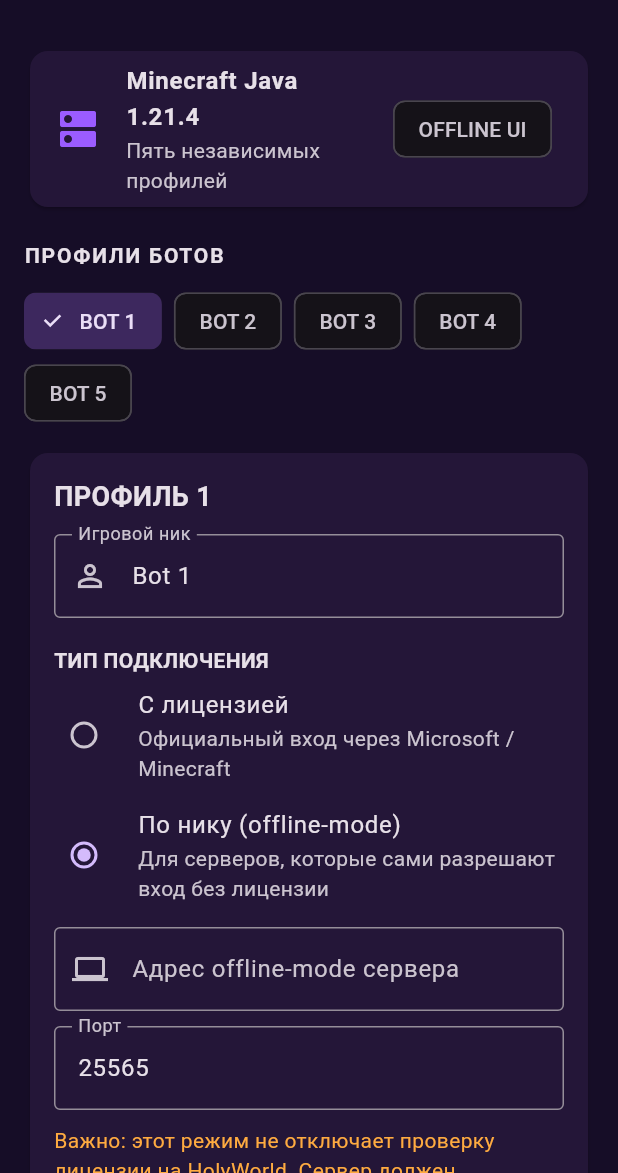
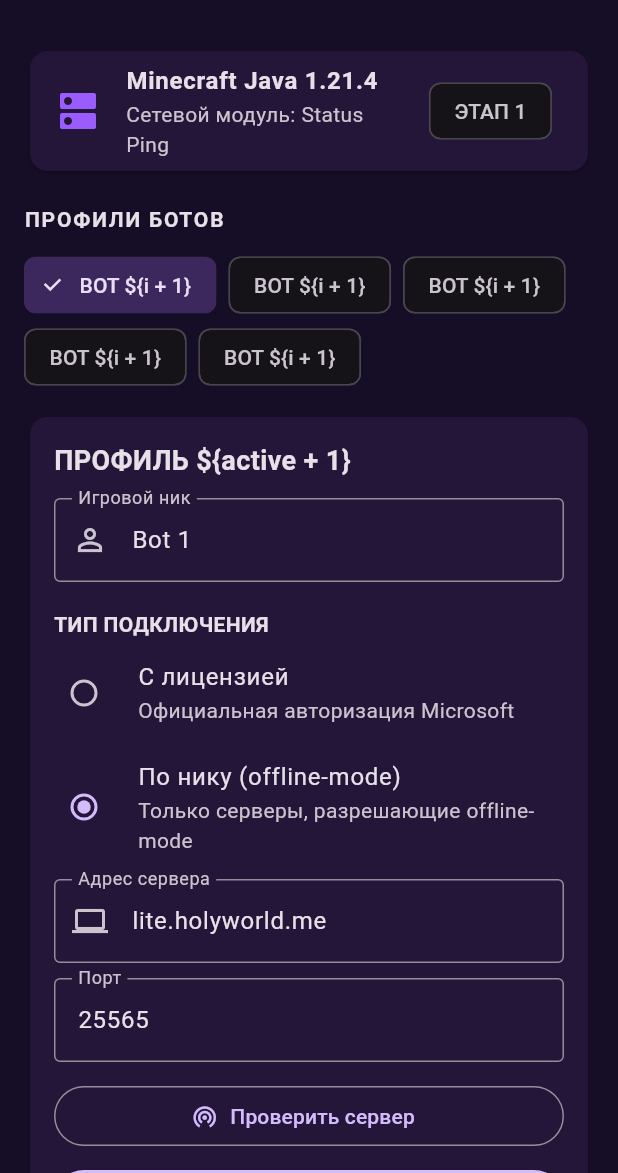
Before and after one commit to cheburk199-web/Masterme4a-bots, a Flutter app: the screen it shows after launch, on a phone screen of 412 x 824 dp, the part 63-1236 px from its top. Run offline on Flutter 3.47's test engine with Material 3 defaults, Android fonts, the phone set to English and light mode, and no system bars.

Commit message:
Add Minecraft Java 1.21.4 server status ping network layer

```diff
--- a/lib/main.dart
+++ b/lib/main.dart
@@ -1,10 +1,13 @@
+import 'dart:async';
+import 'dart:convert';
+import 'dart:io';
 import 'package:flutter/material.dart';
 
 void main() => runApp(const Masterme4aApp());
-
 const purple = Color(0xFF9B5CFF);
 const deepPurple = Color(0xFF160D27);
 const panel = Color(0xFF241638);
+const minecraftProtocol = 769; // Java 1.21.4
 
 enum ConnectionMode { microsoft, nickname }
 
@@ -25,12 +28,110 @@ class Masterme4aApp extends StatelessWidget {
 }
 
 class BotProfile {
-  BotProfile(this.number)
-      : nickname = TextEditingController(text: 'Bot $number');
+  BotProfile(this.number) : nickname = TextEditingController(text: 'Bot $number');
   final int number;
   final TextEditingController nickname;
   bool tapMouse = false;
   bool rightHold = false;
+}
+
+class _VarIntResult {
+  const _VarIntResult(this.value, this.next);
+  final int value;
+  final int next;
+}
+
+List<int> _varInt(int value) {
+  final out = <int>[];
+  var v = value;
+  do {
+    var part = v & 0x7f;
+    v >>>= 7;
+    if (v != 0) part |= 0x80;
+    out.add(part);
+  } while (v != 0);
+  return out;
+}
+
+_VarIntResult? _readVarInt(List<int> bytes, int start) {
+  var result = 0;
+  var shift = 0;
+  var offset = start;
+  while (true) {
+    if (offset >= bytes.length) return null;
+    final part = bytes[offset++];
+    result |= (part & 0x7f) << shift;
+    if ((part & 0x80) == 0) return _VarIntResult(result, offset);
+    shift += 7;
+    if (shift >= 35) throw const FormatException('Invalid VarInt');
+  }
+}
+
+List<int> _packet(List<int> payload) => <int>[..._varInt(payload.length), ...payload];
+List<int> _protocolString(String value) {
+  final bytes = utf8.encode(value);
+  return <int>[..._varInt(bytes.length), ...bytes];
+}
+
+/// Real Minecraft Java Status handshake for protocol 769 (1.21.4).
+/// It checks server status only; it does not authenticate or join a world.
+Future<Map<String, dynamic>> pingMinecraftServer(String host, int port) async {
+  final socket = await Socket.connect(host, port, timeout: const Duration(seconds: 8));
+  final response = Completer<Map<String, dynamic>>();
+  final received = <int>[];
+  late StreamSubscription<List<int>> subscription;
+  subscription = socket.listen(
+    (chunk) {
+      received.addAll(chunk);
+      try {
+        final frame = _readVarInt(received, 0);
+        if (frame == null || received.length < frame.next + frame.value) return;
+        final packetBytes = received.sublist(frame.next, frame.next + frame.value);
+        final packetId = _readVarInt(packetBytes, 0);
+        if (packetId == null || packetId.value != 0) {
+          throw const FormatException('Unexpected status packet');
+        }
+        final stringLength = _readVarInt(packetBytes, packetId.next);
+        if (stringLength == null) return;
+        final start = stringLength.next;
+        final end = start + stringLength.value;
+        if (packetBytes.length < end) return;
+        final decoded = jsonDecode(utf8.decode(packetBytes.sublist(start, end)));
+        if (decoded is! Map<String, dynamic>) {
+          throw const FormatException('Invalid server status JSON');
+        }
+        if (!response.isCompleted) response.complete(decoded);
+      } catch (error, stack) {
+        if (!response.isCompleted) response.completeError(error, stack);
+      }
+    },
+    onError: (Object error, StackTrace stack) {
+      if (!response.isCompleted) response.completeError(error, stack);
+    },
+    onDone: () {
+      if (!response.isCompleted) {
+        response.completeError(const SocketException('Server closed before status response'));
+      }
+    },
+    cancelOnError: true,
+  );
+  try {
+    final handshake = <int>[
+      0x00,
+      ..._varInt(minecraftProtocol),
+      ..._protocolString(host),
+      (port >> 8) & 0xff,
+      port & 0xff,
+      0x01, // next state: status
+    ];
+    socket.add(_packet(handshake));
+    socket.add(_packet(<int>[0x00])); // Status Request
+    await socket.flush();
+    return await response.future.timeout(const Duration(seconds: 8));
+  } finally {
+    await subscription.cancel();
+    socket.destroy();
+  }
 }
 
 class Dashboard extends StatefulWidget {
@@ -41,17 +142,20 @@ class Dashboard extends StatefulWidget {
 
 class _DashboardState extends State<Dashboard> {
   final bots = List.generate(5, (i) => BotProfile(i + 1));
-  final host = TextEditingController();
+  final host = TextEditingController(text: 'lite.holyworld.me');
   final port = TextEditingController(text: '25565');
   int active = 0;
   ConnectionMode mode = ConnectionMode.nickname;
+  bool checking = false;
+  String serverStatus = 'Сервер ещё не проверен';
+  String? serverVersion;
+  int? onlinePlayers;
+  int? maxPlayers;
   BotProfile get current => bots[active];
 
   @override
   void dispose() {
-    for (final bot in bots) {
-      bot.nickname.dispose();
-    }
+    for (final bot in bots) { bot.nickname.dispose(); }
     host.dispose();
     port.dispose();
     super.dispose();
@@ -61,22 +165,52 @@ class _DashboardState extends State<Dashboard> {
     SnackBar(content: Text(message), behavior: SnackBarBehavior.floating),
   );
 
-  void startConnection() {
-    if (mode == ConnectionMode.microsoft) {
-      notice('Официальная Microsoft-авторизация ещё не подключена. Пароль Microsoft здесь не вводи.');
-      return;
-    }
+  Future<void> checkServer() async {
     final address = host.text.trim();
     final p = int.tryParse(port.text.trim());
-    if (current.nickname.text.trim().isEmpty) {
-      notice('Укажи игровой ник.');
-      return;
-    }
     if (address.isEmpty || p == null || p < 1 || p > 65535) {
       notice('Проверь адрес сервера и порт.');
       return;
     }
-    notice('Адрес и ник проверены. Сетевой вход ещё не реализован — бот пока не подключён.');
+    setState(() {
+      checking = true;
+      serverStatus = 'Подключаемся...';
+      serverVersion = null;
+      onlinePlayers = null;
+      maxPlayers = null;
+    });
+    try {
+      final result = await pingMinecraftServer(address, p);
+      final version = result['version'];
+      final players = result['players'];
+      final description = result['description'];
+      String motd = '';
+      if (description is String) {
+        motd = description;
+      } else if (description is Map<String, dynamic>) {
+        motd = description['text']?.toString() ?? '';
+      }
+      if (!mounted) return;
+      setState(() {
+        serverStatus = motd.isEmpty ? 'Сервер ответил на Minecraft Status Ping' : motd;
+        serverVersion = version is Map ? version['name']?.toString() : null;
+        onlinePlayers = players is Map ? players['online'] as int? : null;
+        maxPlayers = players is Map ? players['max'] as int? : null;
+      });
+    } catch (error) {
+      if (!mounted) return;
+      setState(() { serverStatus = 'Не удалось получить ответ: $error'; });
+    } finally {
+      if (mounted) setState(() => checking = false);
+    }
+  }
+
+  void startConnection() {
+    if (mode == ConnectionMode.microsoft) {
+      notice('Microsoft OAuth ещё не реализован. Не вводи пароль в приложение.');
+      return;
+    }
+    notice('Status Ping готов. Вход в игровой мир — следующий этап.');
   }
 
   @override
@@ -97,14 +231,14 @@ class _DashboardState extends State<Dashboard> {
         Card(color: panel, child: const ListTile(
           leading: Icon(Icons.dns, color: purple, size: 32),
           title: Text('Minecraft Java 1.21.4', style: TextStyle(fontWeight: FontWeight.bold)),
-          subtitle: Text('Пять независимых профилей'),
-          trailing: Chip(label: Text('OFFLINE UI')),
+          subtitle: Text('Сетевой модуль: Status Ping'),
+          trailing: Chip(label: Text('ЭТАП 1')),
         )),
         const SizedBox(height: 18),
         const Text('ПРОФИЛИ БОТОВ', style: TextStyle(fontWeight: FontWeight.bold, letterSpacing: 1.2)),
         const SizedBox(height: 10),
         Wrap(spacing: 8, children: List.generate(5, (i) => ChoiceChip(
-          label: Text('BOT ${i + 1}'),
+          label: Text('BOT \${i + 1}'),
           selected: active == i,
           selectedColor: purple.withOpacity(.3),
           onSelected: (_) => setState(() => active = i),
@@ -113,72 +247,69 @@ class _DashboardState extends State<Dashboard> {
         Card(color: panel, child: Padding(
           padding: const EdgeInsets.all(16),
           child: Column(crossAxisAlignment: CrossAxisAlignment.start, children: [
-            Text('ПРОФИЛЬ ${active + 1}', style: const TextStyle(fontSize: 18, fontWeight: FontWeight.bold)),
+            Text('ПРОФИЛЬ \${active + 1}', style: const TextStyle(fontSize: 18, fontWeight: FontWeight.bold)),
             const SizedBox(height: 12),
             TextField(controller: current.nickname, decoration: const InputDecoration(
-              labelText: 'Игровой ник', prefixIcon: Icon(Icons.person_outline),
-              border: OutlineInputBorder())),
+              labelText: 'Игровой ник', prefixIcon: Icon(Icons.person_outline), border: OutlineInputBorder())),
             const SizedBox(height: 18),
             const Text('ТИП ПОДКЛЮЧЕНИЯ', style: TextStyle(fontWeight: FontWeight.bold)),
             RadioListTile<ConnectionMode>(
-              contentPadding: EdgeInsets.zero,
-              value: ConnectionMode.microsoft,
-              groupValue: mode,
+              contentPadding: EdgeInsets.zero, value: ConnectionMode.microsoft, groupValue: mode,
               onChanged: (v) => setState(() => mode = v!),
-              title: const Text('С лицензией'),
-              subtitle: const Text('Официальный вход через Microsoft / Minecraft'),
-            ),
+              title: const Text('С лицензией'), subtitle: const Text('Официальная авторизация Microsoft')),
             RadioListTile<ConnectionMode>(
-              contentPadding: EdgeInsets.zero,
-              value: ConnectionMode.nickname,
-              groupValue: mode,
+              contentPadding: EdgeInsets.zero, value: ConnectionMode.nickname, groupValue: mode,
               onChanged: (v) => setState(() => mode = v!),
               title: const Text('По нику (offline-mode)'),
-              subtitle: const Text('Для серверов, которые сами разрешают вход без лицензии'),
-            ),
-            if (mode == ConnectionMode.nickname) ...[
+              subtitle: const Text('Только серверы, разрешающие offline-mode')),
             const SizedBox(height: 8),
             TextField(controller: host, decoration: const InputDecoration(
-                labelText: 'Адрес offline-mode сервера', hintText: 'например, адрес своего сервера',
-                prefixIcon: Icon(Icons.computer), border: OutlineInputBorder())),
+              labelText: 'Адрес сервера', prefixIcon: Icon(Icons.computer), border: OutlineInputBorder())),
             const SizedBox(height: 10),
             TextField(controller: port, keyboardType: TextInputType.number,
               decoration: const InputDecoration(labelText: 'Порт', border: OutlineInputBorder())),
-              const Padding(
-                padding: EdgeInsets.only(top: 10),
-                child: Text('Важно: этот режим не отключает проверку лицензии на HolyWorld. Сервер должен официально разрешать offline-mode.',
-                  style: TextStyle(color: Colors.orangeAccent)),
-              ),
-            ],
             const SizedBox(height: 12),
+            SizedBox(width: double.infinity, child: OutlinedButton.icon(
+              onPressed: checking ? null : checkServer,
+              icon: checking ? const SizedBox(width: 18, height: 18,
+                child: CircularProgressIndicator(strokeWidth: 2)) : const Icon(Icons.wifi_tethering),
+              label: Text(checking ? 'Проверяем...' : 'Проверить сервер'))),
+            const SizedBox(height: 8),
             SizedBox(width: double.infinity, child: FilledButton.icon(
-              onPressed: startConnection,
-              icon: const Icon(Icons.link),
-              label: const Text('Подключить профиль'),
+              onPressed: startConnection, icon: const Icon(Icons.login),
+              label: const Text('Войти профилем (следующий этап)'))),
+          ]),
         )),
+        const SizedBox(height: 14),
+        Card(color: panel, child: Padding(
+          padding: const EdgeInsets.all(16),
+          child: Column(crossAxisAlignment: CrossAxisAlignment.start, children: [
+            const Text('СТАТУС СЕРВЕРА', style: TextStyle(fontWeight: FontWeight.bold)),
+            const SizedBox(height: 8),
+            Text(serverStatus),
+            if (serverVersion != null) ...[
+              const SizedBox(height: 6), Text('Версия: $serverVersion')],
+            if (onlinePlayers != null && maxPlayers != null) ...[
+              const SizedBox(height: 6), Text('Игроки: $onlinePlayers / $maxPlayers')],
           ]),
         )),
         const SizedBox(height: 18),
-        const Text('ЛОКАЛЬНЫЕ ПЕРЕКЛЮЧАТЕЛИ', style: TextStyle(fontWeight: FontWeight.bold, letterSpacing: 1.2)),
+        const Text('ЛОКАЛЬНЫЕ ПЕРЕКЛЮЧАТЕЛИ',
+          style: TextStyle(fontWeight: FontWeight.bold, letterSpacing: 1.2)),
         Card(color: panel, child: Column(children: [
-          SwitchListTile(
-            title: const Text('Tap Mouse'),
-            subtitle: const Text('Настройка профиля; игровое действие пока не подключено'),
-            value: current.tapMouse,
-            onChanged: (v) => setState(() => current.tapMouse = v)),
-          SwitchListTile(
-            title: const Text('Right Mouse Hold'),
-            subtitle: const Text('Настройка профиля; игровое действие пока не подключено'),
-            value: current.rightHold,
-            onChanged: (v) => setState(() => current.rightHold = v)),
+          SwitchListTile(title: const Text('Tap Mouse'),
+            subtitle: const Text('Игровое действие будет добавлено позже'),
+            value: current.tapMouse, onChanged: (v) => setState(() => current.tapMouse = v)),
+          SwitchListTile(title: const Text('Right Mouse Hold'),
+            subtitle: const Text('Игровое действие будет добавлено позже'),
+            value: current.rightHold, onChanged: (v) => setState(() => current.rightHold = v)),
         ])),
-        const SizedBox(height: 16),
+        const SizedBox(height: 12),
         const Card(color: panel, child: Padding(
           padding: EdgeInsets.all(14),
           child: Text(
-            'Выбран режим входа по нику (offline-mode). Он работает только на серверах, где владельцы отключили online-auth. Это приложение пока является интерфейсным прототипом: Minecraft-протокол 1.21.4 и реальное подключение ещё не реализованы. Не вводи пароль Microsoft в приложение.',
-            style: TextStyle(color: Colors.white70, height: 1.4),
-          ),
+            'Этап 1 реализует реальный Minecraft Java Status Ping: TCP-соединение, Handshake и запрос статуса. Он проверяет доступность сервера, но не входит в игровой мир. Следующий этап — Login Start и обработка пакетов входа на сервере, который разрешает offline-mode.',
+            style: TextStyle(color: Colors.white70, height: 1.4)),
         )),
       ]),
     ))),
```
Lines whose indentation alone changed are shown as unchanged.
